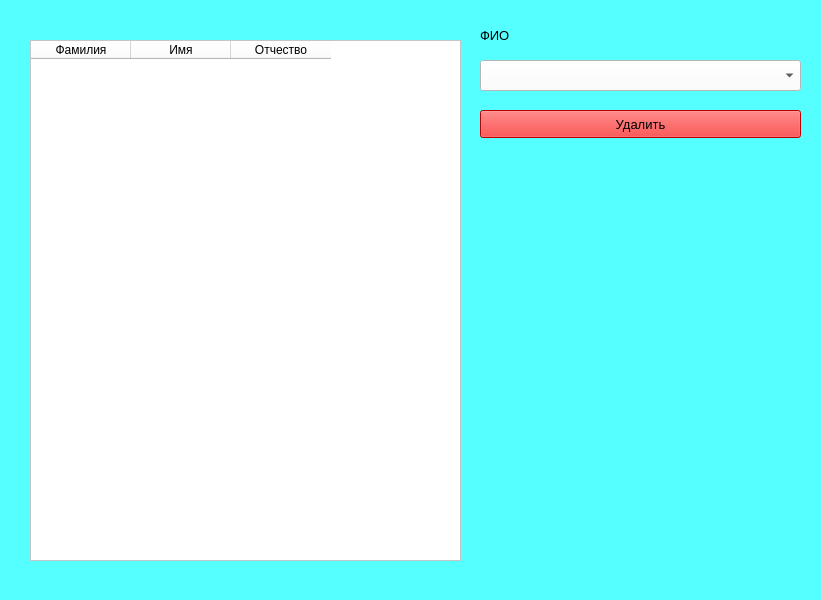
saaasssska/helper_by_school, file frontend/del_teachers.ui: the form before one commit.
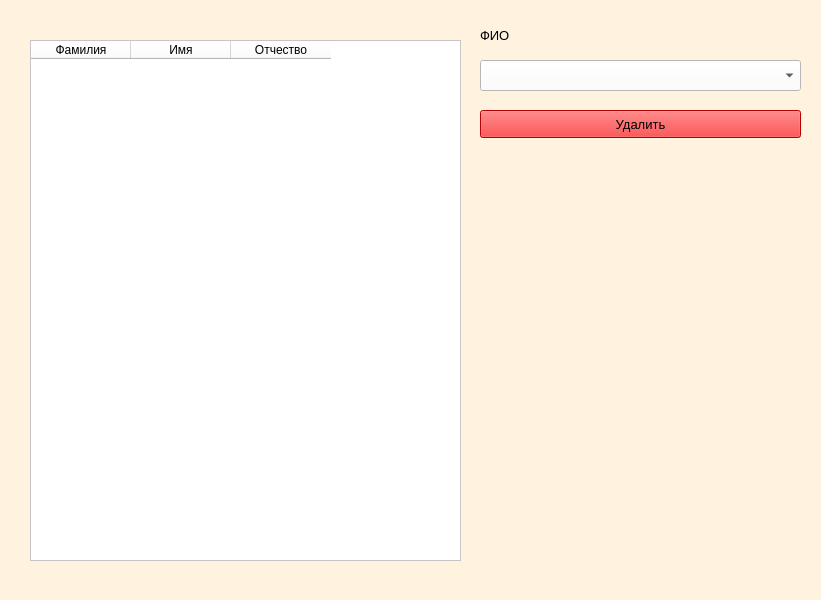
The form after the commit. Icons and pictures are not drawn.

Diff of the .ui file:
```diff
--- a/frontend/del_teachers.ui
+++ b/frontend/del_teachers.ui
@@ -14,7 +14,7 @@
    <string>del_teachers</string>
   </property>
   <property name="styleSheet">
-   <string notr="true">background-color: rgb(85, 255, 255);</string>
+   <string notr="true">background-color: rgb(255, 242, 222);</string>
   </property>
   <widget class="QTableWidget" name="tableWidget">
    <property name="geometry">
```
